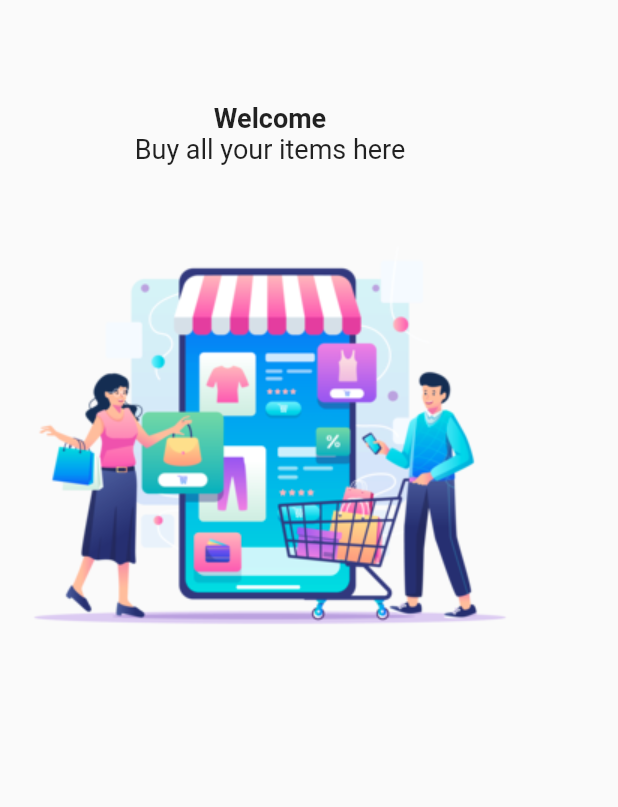
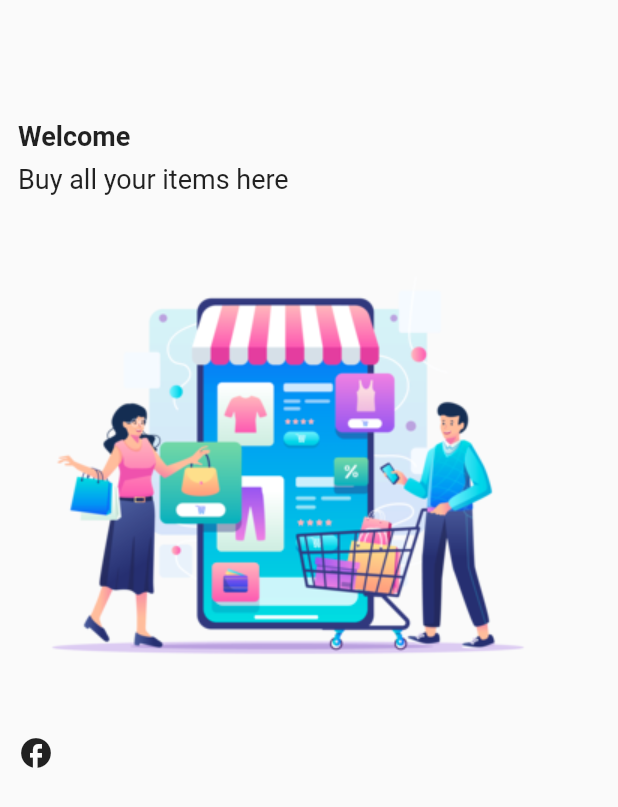
Before and after one commit to SynthiaAtieno/e-commerce, a Flutter app: the screen it shows after launch, on a phone screen of 412 x 824 dp. Shown: the top 807 px of the screen. Run offline on Flutter 3.47's test engine with Material 2 defaults, Android fonts, the phone set to English and light mode, and no system bars.

Commit message:
latest commit

```diff
--- a/lib/constants/asset_image.dart
+++ b/lib/constants/asset_image.dart
@@ -1,7 +1,8 @@
 class AssetImages{
    static AssetImages instance = AssetImages();
 
-   static String _imagePath = "assets/images";
+   static const String _imagePath = "assets/images";
 
    final String welcomeImage = "$_imagePath/welcome.png";
+   final String googleImage = "$_imagePath/google.png";
 }
--- a/lib/main.dart
+++ b/lib/main.dart
@@ -11,6 +11,7 @@ class MyApp extends StatelessWidget {
   @override
   Widget build(BuildContext context) {
     return const MaterialApp(
+      debugShowCheckedModeBanner: false,
       title: 'E-Commerce App',
       home: Login(),
     );
--- a/lib/screens/auth_ui/login/login.dart
+++ b/lib/screens/auth_ui/login/login.dart
@@ -7,14 +7,30 @@ class Login extends StatelessWidget {
   @override
   Widget build(BuildContext context) {
     return Scaffold(
-      body: Column(
-        mainAxisAlignment: MainAxisAlignment.start,
-        children: [
-          const SizedBox(height: kToolbarHeight + 12),
-          const Text("Welcome", style: TextStyle(fontSize: 18.0, fontWeight: FontWeight.bold),),
-          const Text("Buy all your items here", style: TextStyle(fontSize: 18.0),),
-          Image.asset(AssetImages.instance.welcomeImage)
-        ],
+      body: Padding(
+        padding: const EdgeInsets.all(12.0),
+        child: Column(
+          crossAxisAlignment: CrossAxisAlignment.start,
+          children: [
+            const SizedBox(height: kToolbarHeight + 12),
+            const Text(
+              "Welcome",
+              style: TextStyle(fontSize: 18.0, fontWeight: FontWeight.bold),
+            ),
+            const SizedBox(
+              height: 8,
+            ),
+            const Text(
+              "Buy all your items here",
+              style: TextStyle(fontSize: 18.0),
+            ),
+            Image.asset(
+              AssetImages.instance.welcomeImage,
+              alignment: Alignment.center,
+            ),
+            const Icon(Icons.facebook)
+          ],
+        ),
       ),
     );
   }
```
Also changed, not shown: assets/images/google.png (added).
